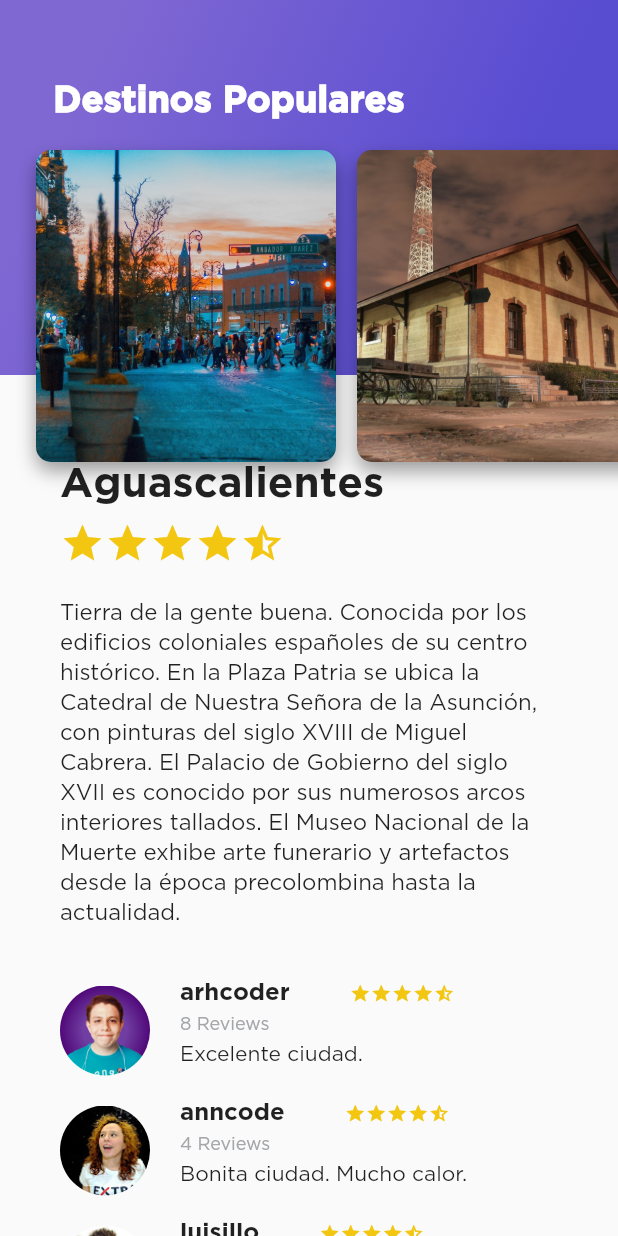
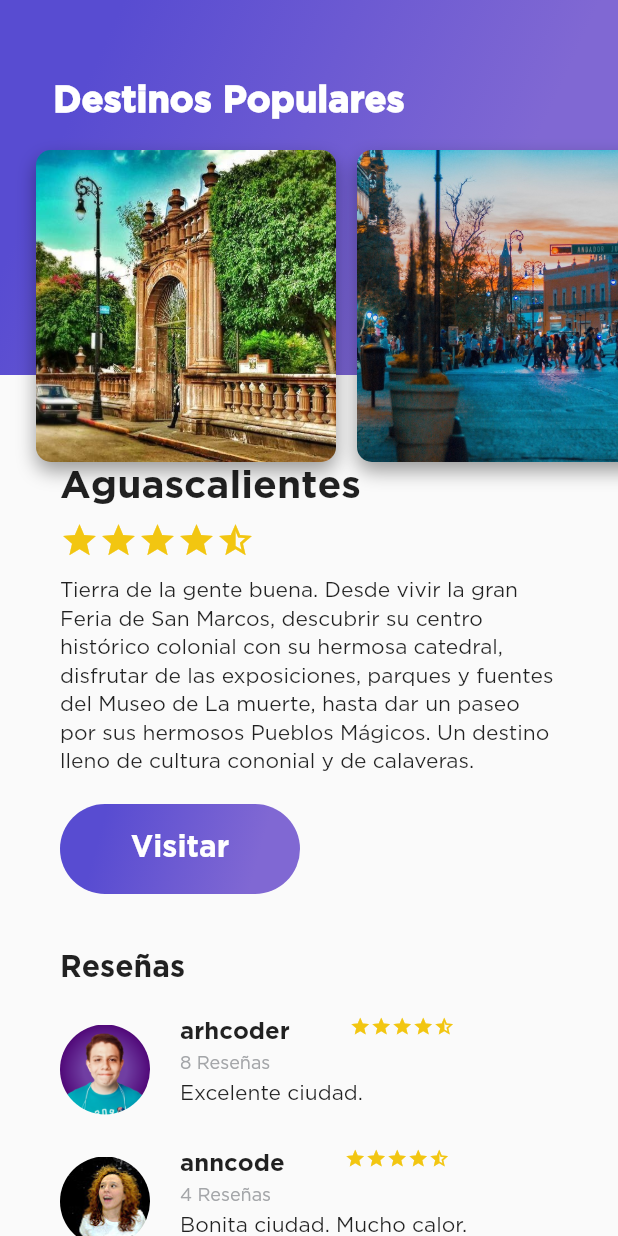
Before and after one commit to arhcoder/Flutter-Platzi-Project, a Flutter app: the screen it shows after launch, on a phone screen of 412 x 824 dp. Run offline on Flutter 3.47's test engine with Material 2 defaults, Android fonts, the phone set to English and light mode, and no system bars.

Commit message:
Se agregaron ocho imágenes de Aguascalientes más (Doce en total son ahora), se agregó el botón VISITAR, se colocó un título a RESEÑAS, se agregó espaciado al fondo de la app, y se hizo transparente la barra superior de Android :3

```diff
--- /dev/null
+++ b/lib/button_rounded.dart
@@ -0,0 +1,82 @@
+import 'package:flutter/material.dart';
+
+class ButtonRounded extends StatelessWidget
+{
+	// Atributos //
+	String button_text;
+
+	// Métodos //
+	ButtonRounded(this.button_text);
+
+	@override
+	Widget build(BuildContext context)
+	{
+        return Container
+        (
+            width: 160.0,
+            height: 60.0,
+
+            margin: EdgeInsets.only(
+                top: 20.0,
+                left: 40.0
+            ),
+
+            decoration: BoxDecoration
+            (
+                borderRadius: BorderRadius.circular(30.0),
+                gradient: LinearGradient
+				(
+					colors:
+					[
+                        Color(0xFF584CD1),
+						Color(0xFF8068D3)
+					],
+					begin: FractionalOffset(0.2, 0.0),
+					end: FractionalOffset(1.0, 0.6),
+					stops: [0.0, 0.8],
+					tileMode: TileMode.clamp,
+				)
+            ),
+
+            child: Stack
+            (
+                children:
+                [
+                    Container
+                    (
+                        child: Center
+                        (
+                            child: Text
+                            (
+                                button_text,
+                                style: TextStyle
+                                (
+                                    fontFamily: "Gotham",
+                                    fontSize: 20.0,
+                                    fontWeight: FontWeight.bold,
+                                    color: Colors.white
+                                )
+                            )
+                        )
+                    ),
+
+                    InkWell
+                    (
+                        onTap: ()
+                        {
+                            ScaffoldMessenger.of(context).showSnackBar(
+                                SnackBar
+                                (
+                                    content: Text
+                                    (
+                                        "Viajando..."
+                                    ),
+                                )
+                            );
+                        }
+                    )
+                ]
+            )
+        );
+    }
+}
--- a/lib/gradient_appbar.dart
+++ b/lib/gradient_appbar.dart
@@ -21,8 +21,8 @@ class GradientAppBar extends StatelessWidget
 				(
 					colors:
 					[
-						Color(0xFF8068D3),
-						Color(0xFF584CD1)
+                        Color(0xFF584CD1),
+						Color(0xFF8068D3)
 					],
 					begin: FractionalOffset(0.2, 0.0),
 					end: FractionalOffset(1.0, 0.6),
--- a/lib/main.dart
+++ b/lib/main.dart
@@ -1,10 +1,21 @@
 import 'package:flutter/material.dart';
+import 'package:flutter/services.dart';
 import 'header.dart';
 import 'place_description.dart';
 import 'review_list.dart';
 
+// @arhcoder //
+
 void main()
 {
+    // Se hace transparente la barra superior de Android //
+    SystemChrome.setSystemUIOverlayStyle(
+        SystemUiOverlayStyle
+        (
+            statusBarColor: Colors.transparent,
+            statusBarBrightness: Brightness.light
+        )
+    );
 	runApp(MyApp());
 }
 
@@ -15,6 +26,8 @@ class MyApp extends StatelessWidget
 	{
 		return MaterialApp
 		(
+            debugShowCheckedModeBanner: false,
+
 			title: 'Places Trial',
 
 			theme: ThemeData
@@ -33,17 +46,19 @@ class MyApp extends StatelessWidget
 						(
 							children:
 							[
+
 								PlaceDescription
 								(
 									"Aguascalientes",
-									"Tierra de la gente buena. Conocida por los edificios coloniales españoles de su centro histórico. En la Plaza Patria se ubica la Catedral de Nuestra Señora de la Asunción, con pinturas del siglo XVIII de Miguel Cabrera. El Palacio de Gobierno del siglo XVII es conocido por sus numerosos arcos interiores tallados. El Museo Nacional de la Muerte exhibe arte funerario y artefactos desde la época precolombina hasta la actualidad.",
+									"Tierra de la gente buena. Desde vivir la gran Feria de San Marcos, descubrir su centro histórico colonial con su hermosa catedral, disfrutar de las exposiciones, parques y fuentes del Museo de La muerte, hasta dar un paseo por sus hermosos Pueblos Mágicos. Un destino lleno de cultura cononial y de calaveras.",
 									4.5
 								),
 
 								Container
 								(
 									margin: EdgeInsets.only(
-										top: 20.0
+										top: 20.0,
+                                        bottom: 28.0
 									),
 									child: ReviewList()
 								)
--- a/lib/place_description.dart
+++ b/lib/place_description.dart
@@ -1,4 +1,5 @@
 import 'package:flutter/material.dart';
+import 'button_rounded.dart';
 import 'stars.dart';
 
 class PlaceDescription extends StatelessWidget
@@ -18,7 +19,7 @@ class PlaceDescription extends StatelessWidget
 		final title = Container
 		(
 			margin: EdgeInsets.only(
-				top: 310.0,
+				top: 312.0,
 				left: 40.0,
 				right: 40.0
 			),
@@ -29,7 +30,7 @@ class PlaceDescription extends StatelessWidget
 				style: TextStyle
 				(
 					fontFamily: "Gotham",
-					fontSize: 28.0,
+					fontSize: 26.0,
 					fontWeight: FontWeight.bold
 				),
 				textAlign: TextAlign.left
@@ -40,7 +41,7 @@ class PlaceDescription extends StatelessWidget
 		final description = Container
 		(
 			margin: EdgeInsets.only(
-				top: 20.0,
+				top: 10.0,
 				left: 40.0,
 				right: 40.0
 			),
@@ -51,7 +52,7 @@ class PlaceDescription extends StatelessWidget
 				style: TextStyle
 				(
 					fontFamily: "Gotham",
-					fontSize: 14.8,
+					fontSize: 14,
                     height: 1.34,
 					fontWeight: FontWeight.normal,
 				),
@@ -72,9 +73,10 @@ class PlaceDescription extends StatelessWidget
                         top: 10.0
                     ),
 
-          child: Stars(place_stars, 30.0)
+                    child: Stars(place_stars, 26.0)
                 ),
-				description
+				description,
+                ButtonRounded("Visitar")
 			]
 		);
 	}
--- a/lib/place_photos_carousel.dart
+++ b/lib/place_photos_carousel.dart
@@ -20,9 +20,17 @@ class PlacePhotosCarousel extends StatelessWidget
 					PlacePhoto("assets/images/Aguascalientes-01.png"),
 					PlacePhoto("assets/images/Aguascalientes-02.png"),
 					PlacePhoto("assets/images/Aguascalientes-03.png"),
-					PlacePhoto("assets/images/Aguascalientes-04.png")
+					PlacePhoto("assets/images/Aguascalientes-04.png"),
+					PlacePhoto("assets/images/Aguascalientes-05.png"),
+					PlacePhoto("assets/images/Aguascalientes-06.png"),
+					PlacePhoto("assets/images/Aguascalientes-07.png"),
+					PlacePhoto("assets/images/Aguascalientes-08.png"),
+					PlacePhoto("assets/images/Aguascalientes-09.png"),
+					PlacePhoto("assets/images/Aguascalientes-10.png"),
+					PlacePhoto("assets/images/Aguascalientes-11.png"),
+					PlacePhoto("assets/images/Aguascalientes-12.png"),
 				]
 			)
-		);
+        );
 	}
 }
--- a/lib/review.dart
+++ b/lib/review.dart
@@ -22,7 +22,7 @@ class Review extends StatelessWidget
 			height: 60.0,
 
 			margin: EdgeInsets.only(
-				top: 20.0,
+				top: 28.0,
 				left: 40.0
 			),
 
@@ -40,7 +40,7 @@ class Review extends StatelessWidget
 		final user_name = Container
 		(
 			margin: EdgeInsets.only(
-				top: 10.0,
+				top: 18.0,
 				left: 20.0
 			),
 			child: Text
@@ -123,7 +123,7 @@ class Review extends StatelessWidget
 			children:
 			[
 				photo,
-				user_information
+				user_information,
 			]
 		);
 	}
--- a/lib/review_list.dart
+++ b/lib/review_list.dart
@@ -12,12 +12,32 @@ class ReviewList extends StatelessWidget
 
 			children:
 			[
+                Container
+                (
+                    margin: EdgeInsets.only(
+                        top: 20.0,
+                        left: 40.0
+                    ),
+
+                    child: Text
+                    (
+                        "Reseñas",
+                        textAlign: TextAlign.left,
+                        style: TextStyle
+                        (
+                            fontFamily: "Gotham",
+                            fontWeight: FontWeight.bold,
+                            fontSize: 20.0
+                        )
+                    )
+                ),
+
 				Review
 				(
 					"assets/images/user-arhcoder.png",
 					"arhcoder",
 					5.0,
-					"8 Reviews",
+					"8 Reseñas",
 					"Excelente ciudad."
 				),
 				Review
@@ -25,7 +45,7 @@ class ReviewList extends StatelessWidget
 					"assets/images/user-anncode.png",
 					"anncode",
 					4.5,
-					"4 Reviews",
+					"4 Reseñas",
 					"Bonita ciudad. Mucho calor."
 				),
 				Review
@@ -33,7 +53,7 @@ class ReviewList extends StatelessWidget
 					"assets/images/user-luisillo.png",
 					"luisillo",
 					5.0,
-					"12 Reviews",
+					"12 Reseñas",
 					"Una ciudad muy cool."
 				),
 				Review
@@ -41,7 +61,7 @@ class ReviewList extends StatelessWidget
 					"assets/images/user-freddier.png",
 					"freddier",
 					4.0,
-					"3 Reviews",
+					"3 Reseñas",
 					"Muchos zancudos. Buen destino."
 				)
 			]
```
Also changed, not shown: pubspec.yaml (+8 -0 lines), assets/images/Aguascalientes-01.png, assets/images/Aguascalientes-02.png, assets/images/Aguascalientes-03.png, assets/images/Aguascalientes-04.png, assets/images/Aguascalientes-05.png (added), assets/images/Aguascalientes-06.png (added), assets/images/Aguascalientes-07.png (added), assets/images/Aguascalientes-08.png (added), assets/images/Aguascalientes-09.png (added), assets/images/Aguascalientes-10.png (added), assets/images/Aguascalientes-11.png (added), assets/images/Aguascalientes-12.png (added). Lines whose indentation alone changed are shown as unchanged.
